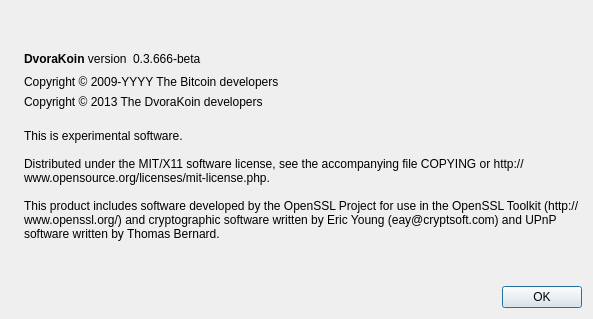
Above: src/qt/forms/aboutdialog.ui from fivemil/Megabyte before the change. Below: the same form after it.
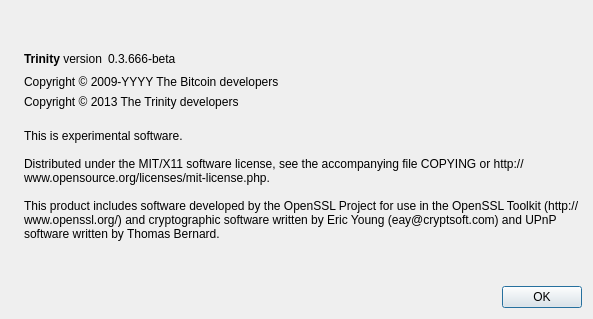
That is the form after the change. Icons and pictures are not drawn.

What changed in the file:
```diff
--- a/src/qt/forms/aboutdialog.ui
+++ b/src/qt/forms/aboutdialog.ui
@@ -50,7 +50,7 @@
           <cursorShape>IBeamCursor</cursorShape>
          </property>
          <property name="text">
-          <string>&lt;b&gt;DvoraKoin&lt;/b&gt; version</string>
+          <string>&lt;b&gt;Trinity&lt;/b&gt; version</string>
          </property>
          <property name="textInteractionFlags">
           <set>Qt::LinksAccessibleByMouse|Qt::TextSelectableByKeyboard|Qt::TextSelectableByMouse</set>
@@ -107,7 +107,7 @@
         <cursorShape>IBeamCursor</cursorShape>
        </property>
        <property name="text">
-        <string notr="true">Copyright &amp;copy; 2013 The DvoraKoin developers</string>
+        <string notr="true">Copyright &amp;copy; 2013 The Trinity developers</string>
        </property>
        <property name="textFormat">
         <enum>Qt::RichText</enum>
```
Left out of the diff: 2 changed lines with no effect on the pictures.
